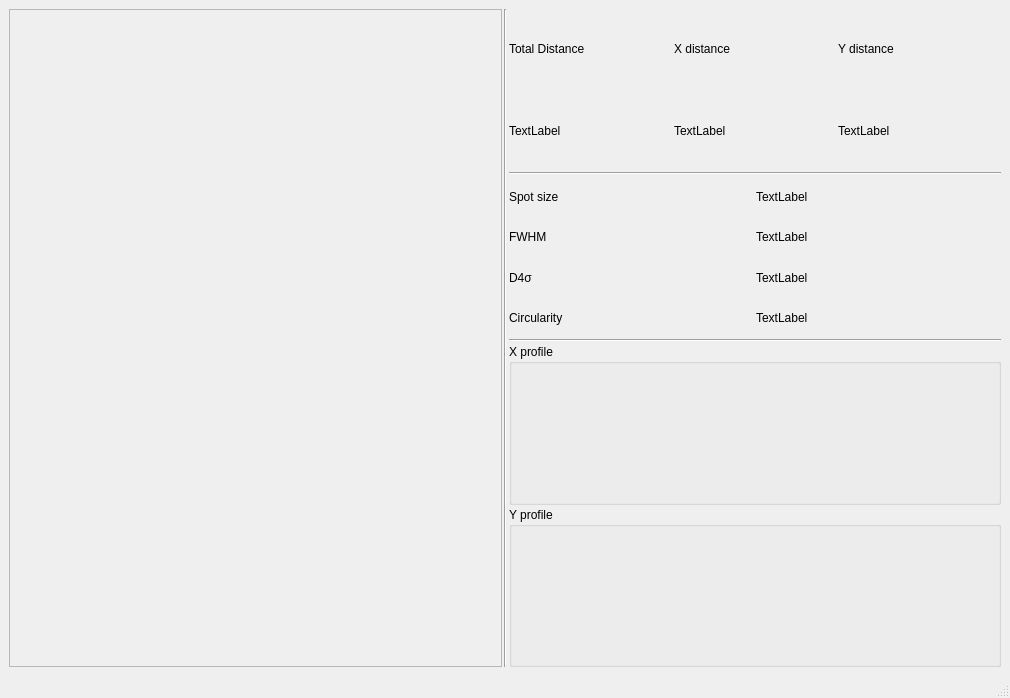
This is untitled.ui in jdlake/laseralign as Qt 5 draws it before an edit. The edited form follows.
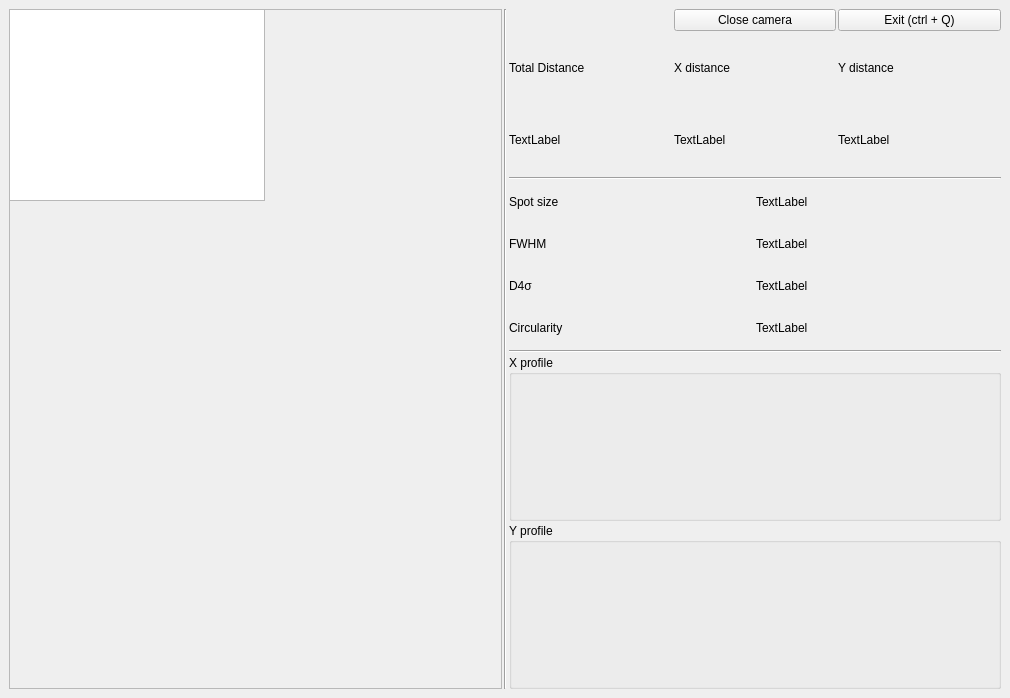
This is the edited form.

```diff
--- a/untitled.ui
+++ b/untitled.ui
@@ -40,6 +40,16 @@
         <property name="frameShadow">
          <enum>QFrame::Raised</enum>
         </property>
+        <widget class="QGraphicsView" name="graphicsView">
+         <property name="geometry">
+          <rect>
+           <x>0</x>
+           <y>0</y>
+           <width>256</width>
+           <height>192</height>
+          </rect>
+         </property>
+        </widget>
        </widget>
       </item>
       <item>
@@ -53,45 +63,62 @@
        <layout class="QVBoxLayout" name="verticalLayout">
         <item>
          <layout class="QGridLayout" name="gridLayout">
-          <item row="1" column="2">
+          <item row="1" column="0">
+           <widget class="QLabel" name="label_9">
+            <property name="text">
+             <string>Total Distance</string>
+            </property>
+           </widget>
+          </item>
+          <item row="2" column="2">
            <widget class="QLabel" name="yDis">
             <property name="text">
              <string>TextLabel</string>
             </property>
            </widget>
           </item>
-          <item row="0" column="1">
+          <item row="2" column="1">
+           <widget class="QLabel" name="xDis">
+            <property name="text">
+             <string>TextLabel</string>
+            </property>
+           </widget>
+          </item>
+          <item row="1" column="1">
            <widget class="QLabel" name="label_10">
             <property name="text">
              <string>X distance</string>
             </property>
            </widget>
           </item>
-          <item row="0" column="2">
+          <item row="2" column="0">
+           <widget class="QLabel" name="totalDis">
+            <property name="text">
+             <string>TextLabel</string>
+            </property>
+           </widget>
+          </item>
+          <item row="1" column="2">
            <widget class="QLabel" name="label_11">
             <property name="text">
              <string>Y distance</string>
             </property>
            </widget>
           </item>
-          <item row="0" column="0">
-           <widget class="QLabel" name="label_9">
+          <item row="0" column="2">
+           <widget class="QPushButton" name="ExitButton">
             <property name="text">
-             <string>Total Distance</string>
+             <string>Exit (ctrl + Q)</string>
             </property>
-           </widget>
-          </item>
-          <item row="1" column="0">
-           <widget class="QLabel" name="totalDis">
-            <property name="text">
-             <string>TextLabel</string>
+            <property name="shortcut">
+             <string>Ctrl+Q</string>
             </property>
            </widget>
           </item>
-          <item row="1" column="1">
-           <widget class="QLabel" name="xDis">
+          <item row="0" column="1">
+           <widget class="QPushButton" name="closeCamButton">
             <property name="text">
-             <string>TextLabel</string>
+             <string>Close camera</string>
             </property>
            </widget>
           </item>
@@ -207,7 +234,6 @@
     </item>
    </layout>
   </widget>
-  <widget class="QStatusBar" name="statusbar"/>
  </widget>
  <resources/>
  <connections/>
```
Left out of the diff: 3 changed lines with no effect on the pictures.
